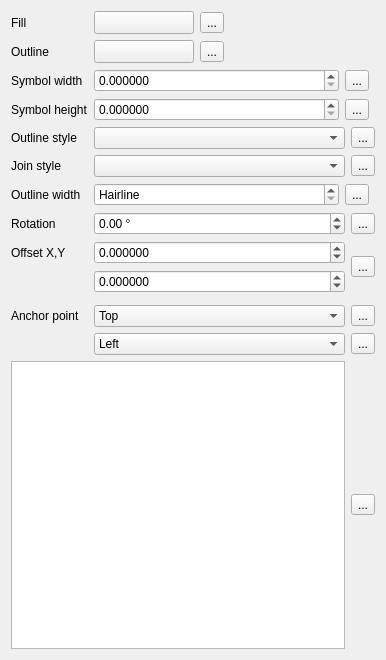
Old version of the form src/ui/symbollayer/widget_ellipse.ui in the repository qgis/QGIS.
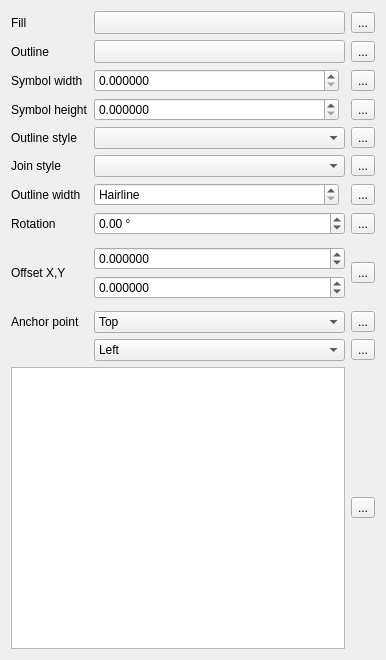
New version of the form. Custom widgets are drawn as their Qt base class.

Commit message:
[styledock] Better layouts for marker widgets
- Grid vs Form layouts
- Align DD buttons for better look

Patch:
```diff
--- a/src/ui/symbollayer/widget_ellipse.ui
+++ b/src/ui/symbollayer/widget_ellipse.ui
@@ -13,141 +13,7 @@
   <property name="windowTitle">
    <string>Form</string>
   </property>
-  <layout class="QFormLayout" name="formLayout">
-   <item row="0" column="0">
-    <widget class="QLabel" name="label_3">
-     <property name="sizePolicy">
-      <sizepolicy hsizetype="Maximum" vsizetype="Preferred">
-       <horstretch>0</horstretch>
-       <verstretch>0</verstretch>
-      </sizepolicy>
-     </property>
-     <property name="text">
-      <string>Fill</string>
-     </property>
-     <property name="buddy">
-      <cstring>btnChangeColorFill</cstring>
-     </property>
-    </widget>
-   </item>
-   <item row="0" column="1">
-    <layout class="QHBoxLayout" name="horizontalLayout_9">
-     <property name="topMargin">
-      <number>0</number>
-     </property>
-     <item>
-      <widget class="QgsColorButtonV2" name="btnChangeColorFill">
-       <property name="minimumSize">
-        <size>
-         <width>100</width>
-         <height>0</height>
-        </size>
-       </property>
-       <property name="maximumSize">
-        <size>
-         <width>100</width>
-         <height>16777215</height>
-        </size>
-       </property>
-       <property name="text">
-        <string/>
-       </property>
-      </widget>
-     </item>
-     <item>
-      <widget class="QgsDataDefinedButton" name="mFillColorDDBtn">
-       <property name="text">
-        <string>...</string>
-       </property>
-      </widget>
-     </item>
-     <item>
-      <spacer name="horizontalSpacer">
-       <property name="orientation">
-        <enum>Qt::Horizontal</enum>
-       </property>
-       <property name="sizeHint" stdset="0">
-        <size>
-         <width>40</width>
-         <height>20</height>
-        </size>
-       </property>
-      </spacer>
-     </item>
-    </layout>
-   </item>
-   <item row="1" column="0">
-    <widget class="QLabel" name="label">
-     <property name="sizePolicy">
-      <sizepolicy hsizetype="Maximum" vsizetype="Preferred">
-       <horstretch>0</horstretch>
-       <verstretch>0</verstretch>
-      </sizepolicy>
-     </property>
-     <property name="text">
-      <string>Outline</string>
-     </property>
-     <property name="buddy">
-      <cstring>btnChangeColorBorder</cstring>
-     </property>
-    </widget>
-   </item>
-   <item row="1" column="1">
-    <layout class="QHBoxLayout" name="horizontalLayout_12">
-     <property name="topMargin">
-      <number>0</number>
-     </property>
-     <item>
-      <widget class="QgsColorButtonV2" name="btnChangeColorBorder">
-       <property name="minimumSize">
-        <size>
-         <width>100</width>
-         <height>0</height>
-        </size>
-       </property>
-       <property name="maximumSize">
-        <size>
-         <width>100</width>
-         <height>16777215</height>
-        </size>
-       </property>
-       <property name="text">
-        <string/>
-       </property>
-      </widget>
-     </item>
-     <item>
-      <widget class="QgsDataDefinedButton" name="mBorderColorDDBtn">
-       <property name="text">
-        <string>...</string>
-       </property>
-      </widget>
-     </item>
-     <item>
-      <spacer name="horizontalSpacer_2">
-       <property name="orientation">
-        <enum>Qt::Horizontal</enum>
-       </property>
-       <property name="sizeHint" stdset="0">
-        <size>
-         <width>40</width>
-         <height>20</height>
-        </size>
-       </property>
-      </spacer>
-     </item>
-    </layout>
-   </item>
-   <item row="2" column="0">
-    <widget class="QLabel" name="mSymbolWidthLabel">
-     <property name="text">
-      <string>Symbol width</string>
-     </property>
-     <property name="buddy">
-      <cstring>mWidthSpinBox</cstring>
-     </property>
-    </widget>
-   </item>
+  <layout class="QGridLayout" name="gridLayout_2">
    <item row="2" column="1">
     <layout class="QHBoxLayout" name="horizontalLayout">
      <item>
@@ -172,13 +38,6 @@
        </property>
       </widget>
      </item>
-     <item>
-      <widget class="QgsDataDefinedButton" name="mSymbolWidthDDBtn">
-       <property name="text">
-        <string>...</string>
-       </property>
-      </widget>
-     </item>
      <item>
       <widget class="QgsUnitSelectionWidget" name="mSymbolWidthUnitWidget" native="true">
        <property name="minimumSize">
@@ -191,6 +50,62 @@
      </item>
     </layout>
    </item>
+   <item row="5" column="1">
+    <layout class="QHBoxLayout" name="horizontalLayout_7">
+     <item>
+      <widget class="QgsPenJoinStyleComboBox" name="cboJoinStyle"/>
+     </item>
+    </layout>
+   </item>
+   <item row="0" column="0">
+    <widget class="QLabel" name="label_3">
+     <property name="sizePolicy">
+      <sizepolicy hsizetype="Maximum" vsizetype="Preferred">
+       <horstretch>0</horstretch>
+       <verstretch>0</verstretch>
+      </sizepolicy>
+     </property>
+     <property name="text">
+      <string>Fill</string>
+     </property>
+     <property name="buddy">
+      <cstring>btnChangeColorFill</cstring>
+     </property>
+    </widget>
+   </item>
+   <item row="9" column="1">
+    <layout class="QHBoxLayout" name="horizontalLayout_13">
+     <item>
+      <widget class="QComboBox" name="mVerticalAnchorComboBox">
+       <item>
+        <property name="text">
+         <string>Top</string>
+        </property>
+       </item>
+       <item>
+        <property name="text">
+         <string>VCenter</string>
+        </property>
+       </item>
+       <item>
+        <property name="text">
+         <string>Bottom</string>
+        </property>
+       </item>
+      </widget>
+     </item>
+    </layout>
+   </item>
+   <item row="8" column="0">
+    <widget class="QLabel" name="label_5">
+     <property name="text">
+      <string>Offset X,Y</string>
+     </property>
+     <property name="buddy">
+      <cstring>spinOffsetX</cstring>
+     </property>
+    </widget>
+   </item>
    <item row="3" column="0">
     <widget class="QLabel" name="mSymbolHeightLabel">
      <property name="text">
@@ -201,10 +116,27 @@
      </property>
     </widget>
    </item>
-   <item row="3" column="1">
-    <layout class="QHBoxLayout" name="horizontalLayout_3">
-     <item>
-      <widget class="QgsDoubleSpinBox" name="mHeightSpinBox">
+   <item row="7" column="0">
+    <widget class="QLabel" name="mRotationLabel">
+     <property name="text">
+      <string>Rotation</string>
+     </property>
+     <property name="buddy">
+      <cstring>mRotationSpinBox</cstring>
+     </property>
+    </widget>
+   </item>
+   <item row="8" column="1">
+    <layout class="QGridLayout" name="gridLayout">
+     <item row="2" column="1" rowspan="2">
+      <layout class="QVBoxLayout" name="verticalLayout">
+       <property name="rightMargin">
+        <number>0</number>
+       </property>
+      </layout>
+     </item>
+     <item row="3" column="0">
+      <widget class="QgsDoubleSpinBox" name="spinOffsetX">
        <property name="sizePolicy">
         <sizepolicy hsizetype="Minimum" vsizetype="Fixed">
          <horstretch>1</horstretch>
@@ -214,6 +146,9 @@
        <property name="decimals">
         <number>6</number>
        </property>
+       <property name="minimum">
+        <double>-999999999.000000000000000</double>
+       </property>
        <property name="maximum">
         <double>999999999.000000000000000</double>
        </property>
@@ -225,15 +160,8 @@
        </property>
       </widget>
      </item>
-     <item>
-      <widget class="QgsDataDefinedButton" name="mSymbolHeightDDBtn">
-       <property name="text">
-        <string>...</string>
-       </property>
-      </widget>
-     </item>
-     <item>
-      <widget class="QgsUnitSelectionWidget" name="mSymbolHeightUnitWidget" native="true">
+     <item row="5" column="0">
+      <widget class="QgsUnitSelectionWidget" name="mOffsetUnitWidget" native="true">
        <property name="minimumSize">
         <size>
          <width>0</width>
@@ -242,12 +170,40 @@
        </property>
       </widget>
      </item>
+     <item row="4" column="0">
+      <widget class="QgsDoubleSpinBox" name="spinOffsetY">
+       <property name="sizePolicy">
+        <sizepolicy hsizetype="Minimum" vsizetype="Fixed">
+         <horstretch>1</horstretch>
+         <verstretch>0</verstretch>
+        </sizepolicy>
+       </property>
+       <property name="decimals">
+        <number>6</number>
+       </property>
+       <property name="minimum">
+        <double>-999999999.000000000000000</double>
+       </property>
+       <property name="maximum">
+        <double>999999999.000000000000000</double>
+       </property>
+       <property name="singleStep">
+        <double>0.200000000000000</double>
+       </property>
+      </widget>
+     </item>
     </layout>
    </item>
-   <item row="4" column="0">
-    <widget class="QLabel" name="mOutlineStyleLabel">
+   <item row="1" column="0">
+    <widget class="QLabel" name="label">
+     <property name="sizePolicy">
+      <sizepolicy hsizetype="Maximum" vsizetype="Preferred">
+       <horstretch>0</horstretch>
+       <verstretch>0</verstretch>
+      </sizepolicy>
+     </property>
      <property name="text">
-      <string>Outline style</string>
+      <string>Outline</string>
      </property>
      <property name="buddy">
       <cstring>mOutlineStyleComboBox</cstring>
@@ -259,37 +215,6 @@
      <item>
       <widget class="QgsPenStyleComboBox" name="mOutlineStyleComboBox"/>
      </item>
-     <item>
-      <widget class="QgsDataDefinedButton" name="mOutlineStyleDDBtn">
-       <property name="text">
-        <string>...</string>
-       </property>
-      </widget>
-     </item>
-    </layout>
-   </item>
-   <item row="5" column="0">
-    <widget class="QLabel" name="label_8">
-     <property name="text">
-      <string>Join style</string>
-     </property>
-     <property name="alignment">
-      <set>Qt::AlignLeading|Qt::AlignLeft|Qt::AlignVCenter</set>
-     </property>
-    </widget>
-   </item>
-   <item row="5" column="1">
-    <layout class="QHBoxLayout" name="horizontalLayout_7">
-     <item>
-      <widget class="QgsPenJoinStyleComboBox" name="cboJoinStyle"/>
-     </item>
-     <item>
-      <widget class="QgsDataDefinedButton" name="mJoinStyleDDBtn">
-       <property name="text">
-        <string>...</string>
-       </property>
-      </widget>
-     </item>
     </layout>
    </item>
    <item row="6" column="0">
@@ -302,62 +227,6 @@
      </property>
     </widget>
    </item>
-   <item row="6" column="1">
-    <layout class="QHBoxLayout" name="horizontalLayout_2">
-     <item>
-      <widget class="QgsDoubleSpinBox" name="mOutlineWidthSpinBox">
-       <property name="sizePolicy">
-        <sizepolicy hsizetype="Minimum" vsizetype="Fixed">
-         <horstretch>1</horstretch>
-         <verstretch>0</verstretch>
-        </sizepolicy>
-       </property>
-       <property name="specialValueText">
-        <string>Hairline</string>
-       </property>
-       <property name="decimals">
-        <number>6</number>
-       </property>
-       <property name="maximum">
-        <double>999999999.999999046325684</double>
-       </property>
-       <property name="singleStep">
-        <double>0.200000000000000</double>
-       </property>
-       <property name="showClearButton" stdset="0">
-        <bool>true</bool>
-       </property>
-      </widget>
-     </item>
-     <item>
-      <widget class="QgsDataDefinedButton" name="mOutlineWidthDDBtn">
-       <property name="text">
-        <string>...</string>
-       </property>
-      </widget>
-     </item>
-     <item>
-      <widget class="QgsUnitSelectionWidget" name="mOutlineWidthUnitWidget" native="true">
-       <property name="minimumSize">
-        <size>
-         <width>0</width>
-         <height>0</height>
-        </size>
-       </property>
-      </widget>
-     </item>
-    </layout>
-   </item>
-   <item row="7" column="0">
-    <widget class="QLabel" name="mRotationLabel">
-     <property name="text">
-      <string>Rotation</string>
-     </property>
-     <property name="buddy">
-      <cstring>mRotationSpinBox</cstring>
-     </property>
-    </widget>
-   </item>
    <item row="7" column="1">
     <layout class="QHBoxLayout" name="horizontalLayout_10">
      <item>
@@ -376,165 +245,6 @@
        </property>
       </widget>
      </item>
-     <item>
-      <widget class="QgsDataDefinedButton" name="mRotationDDBtn">
-       <property name="text">
-        <string>...</string>
-       </property>
-      </widget>
-     </item>
-    </layout>
-   </item>
-   <item row="8" column="0">
-    <widget class="QLabel" name="label_5">
-     <property name="text">
-      <string>Offset X,Y</string>
-     </property>
-     <property name="buddy">
-      <cstring>spinOffsetX</cstring>
-     </property>
-    </widget>
-   </item>
-   <item row="8" column="1">
-    <layout class="QGridLayout" name="gridLayout">
-     <item row="4" column="0">
-      <widget class="QgsUnitSelectionWidget" name="mOffsetUnitWidget" native="true">
-       <property name="minimumSize">
-        <size>
-         <width>0</width>
-         <height>0</height>
-        </size>
-       </property>
-      </widget>
-     </item>
-     <item row="2" column="0">
-      <widget class="QgsDoubleSpinBox" name="spinOffsetY">
-       <property name="sizePolicy">
-        <sizepolicy hsizetype="Minimum" vsizetype="Fixed">
-         <horstretch>1</horstretch>
-         <verstretch>0</verstretch>
-        </sizepolicy>
-       </property>
-       <property name="decimals">
-        <number>6</number>
-       </property>
-       <property name="minimum">
-        <double>-999999999.000000000000000</double>
-       </property>
-       <property name="maximum">
-        <double>999999999.000000000000000</double>
-       </property>
-       <property name="singleStep">
-        <double>0.200000000000000</double>
-       </property>
-      </widget>
-     </item>
-     <item row="3" column="0">
-      <widget class="QgsDoubleSpinBox" name="spinOffsetX">
-       <property name="sizePolicy">
-        <sizepolicy hsizetype="Minimum" vsizetype="Fixed">
-         <horstretch>1</horstretch>
-         <verstretch>0</verstretch>
-        </sizepolicy>
-       </property>
-       <property name="decimals">
-        <number>6</number>
-       </property>
-       <property name="minimum">
-        <double>-999999999.000000000000000</double>
-       </property>
-       <property name="maximum">
-        <double>999999999.000000000000000</double>
-       </property>
-       <property name="singleStep">
-        <double>0.200000000000000</double>
-       </property>
-      </widget>
-     </item>
-     <item row="2" column="1" rowspan="2">
-      <layout class="QVBoxLayout" name="verticalLayout">
-       <property name="rightMargin">
-        <number>0</number>
-       </property>
-       <item>
-        <widget class="QgsDataDefinedButton" name="mOffsetDDBtn">
-         <property name="text">
-          <string>...</string>
-         </property>
-        </widget>
-       </item>
-      </layout>
-     </item>
-    </layout>
-   </item>
-   <item row="9" column="0">
-    <widget class="QLabel" name="mAnchorPointLabel">
-     <property name="text">
-      <string>Anchor point</string>
-     </property>
-     <property name="buddy">
-      <cstring>mHorizontalAnchorComboBox</cstring>
-     </property>
-    </widget>
-   </item>
-   <item row="9" column="1">
-    <layout class="QHBoxLayout" name="horizontalLayout_13">
-     <item>
-      <widget class="QComboBox" name="mVerticalAnchorComboBox">
-       <item>
-        <property name="text">
-         <string>Top</string>
-        </property>
-       </item>
-       <item>
-        <property name="text">
-         <string>VCenter</string>
-        </property>
-       </item>
-       <item>
-        <property name="text">
-         <string>Bottom</string>
-        </property>
-       </item>
-      </widget>
-     </item>
-     <item>
-      <widget class="QgsDataDefinedButton" name="mVerticalAnchorDDBtn">
-       <property name="text">
-        <string>...</string>
-       </property>
-      </widget>
-     </item>
-    </layout>
-   </item>
-   <item row="10" column="1">
-    <layout class="QHBoxLayout" name="horizontalLayout_14">
-     <item>
-      <widget class="QComboBox" name="mHorizontalAnchorComboBox">
-       <item>
-        <property name="text">
-         <string>Left</string>
-        </property>
-       </item>
-       <item>
-        <property name="text">
-         <string>HCenter</string>
-        </property>
-       </item>
-       <item>
-        <property name="text">
-         <string>Right</string>
-        </property>
-       </item>
-      </widget>
-     </item>
-     <item>
-      <widget class="QgsDataDefinedButton" name="mHorizontalAnchorDDBtn">
-       <property name="text">
-        <string>...</string>
-       </property>
-      </widget>
-     </item>
     </layout>
    </item>
    <item row="11" column="0" colspan="2">
@@ -585,18 +295,303 @@
        </property>
       </widget>
      </item>
+    </layout>
+   </item>
+   <item row="10" column="1">
+    <layout class="QHBoxLayout" name="horizontalLayout_14">
      <item>
-      <widget class="QgsDataDefinedButton" name="mShapeDDBtn">
+      <widget class="QComboBox" name="mHorizontalAnchorComboBox">
+       <item>
+        <property name="text">
+         <string>Left</string>
+        </property>
+       </item>
+       <item>
+        <property name="text">
+         <string>HCenter</string>
+        </property>
+       </item>
+       <item>
+        <property name="text">
+         <string>Right</string>
+        </property>
+       </item>
+      </widget>
+     </item>
+    </layout>
+   </item>
+   <item row="9" column="0">
+    <widget class="QLabel" name="mAnchorPointLabel">
+     <property name="text">
+      <string>Anchor point</string>
+     </property>
+     <property name="buddy">
+      <cstring>mHorizontalAnchorComboBox</cstring>
+     </property>
+    </widget>
+   </item>
+   <item row="5" column="0">
+    <widget class="QLabel" name="label_8">
+     <property name="text">
+      <string>Join style</string>
+     </property>
+     <property name="alignment">
+      <set>Qt::AlignLeading|Qt::AlignLeft|Qt::AlignVCenter</set>
+     </property>
+    </widget>
+   </item>
+   <item row="0" column="1">
+    <layout class="QHBoxLayout" name="horizontalLayout_9">
+     <property name="topMargin">
+      <number>0</number>
+     </property>
+     <item>
+      <widget class="QgsColorButtonV2" name="btnChangeColorFill">
+       <property name="sizePolicy">
+        <sizepolicy hsizetype="Expanding" vsizetype="Fixed">
+         <horstretch>0</horstretch>
+         <verstretch>0</verstretch>
+        </sizepolicy>
+       </property>
+       <property name="minimumSize">
+        <size>
+         <width>100</width>
+         <height>0</height>
+        </size>
+       </property>
+       <property name="maximumSize">
+        <size>
+         <width>16777215</width>
+         <height>16777215</height>
+        </size>
+       </property>
        <property name="text">
-        <string>...</string>
+        <string/>
        </property>
       </widget>
      </item>
     </layout>
    </item>
+   <item row="2" column="0">
+    <widget class="QLabel" name="mSymbolWidthLabel">
+     <property name="text">
+      <string>Symbol width</string>
+     </property>
+     <property name="buddy">
+      <cstring>mWidthSpinBox</cstring>
+     </property>
+    </widget>
+   </item>
+   <item row="6" column="1">
+    <layout class="QHBoxLayout" name="horizontalLayout_2">
+     <item>
+      <widget class="QgsDoubleSpinBox" name="mOutlineWidthSpinBox">
+       <property name="sizePolicy">
+        <sizepolicy hsizetype="Minimum" vsizetype="Fixed">
+         <horstretch>1</horstretch>
+         <verstretch>0</verstretch>
+        </sizepolicy>
+       </property>
+       <property name="specialValueText">
+        <string>Hairline</string>
+       </property>
+       <property name="decimals">
+        <number>6</number>
+       </property>
+       <property name="maximum">
+        <double>999999999.999999046325684</double>
+       </property>
+       <property name="singleStep">
+        <double>0.200000000000000</double>
+       </property>
+       <property name="showClearButton" stdset="0">
+        <bool>true</bool>
+       </property>
+      </widget>
+     </item>
+     <item>
+      <widget class="QgsUnitSelectionWidget" name="mOutlineWidthUnitWidget" native="true">
+       <property name="minimumSize">
+        <size>
+         <width>0</width>
+         <height>0</height>
+        </size>
+       </property>
+      </widget>
+     </item>
+    </layout>
+   </item>
+   <item row="1" column="1">
+    <layout class="QHBoxLayout" name="horizontalLayout_12">
+     <property name="topMargin">
+      <number>0</number>
+     </property>
+     <item>
+      <widget class="QgsColorButtonV2" name="btnChangeColorBorder">
+       <property name="sizePolicy">
+        <sizepolicy hsizetype="Expanding" vsizetype="Fixed">
+         <horstretch>0</horstretch>
+         <verstretch>0</verstretch>
+        </sizepolicy>
+       </property>
+       <property name="minimumSize">
+        <size>
+         <width>100</width>
+         <height>0</height>
+        </size>
+       </property>
+       <property name="maximumSize">
+        <size>
+         <width>16777215</width>
+         <height>16777215</height>
+        </size>
+       </property>
+       <property name="text">
+        <string/>
+       </property>
+      </widget>
+     </item>
+    </layout>
+   </item>
+   <item row="4" column="0">
+    <widget class="QLabel" name="mOutlineStyleLabel">
+     <property name="text">
+      <string>Outline style</string>
+     </property>
+     <property name="buddy">
+      <cstring>mOutlineStyleComboBox</cstring>
+     </property>
+    </widget>
+   </item>
+   <item row="3" column="1">
+    <layout class="QHBoxLayout" name="horizontalLayout_3">
+     <item>
+      <widget class="QgsDoubleSpinBox" name="mHeightSpinBox">
+       <property name="sizePolicy">
+        <sizepolicy hsizetype="Minimum" vsizetype="Fixed">
+         <horstretch>1</horstretch>
+         <verstretch>0</verstretch>
+        </sizepolicy>
+       </property>
+       <property name="decimals">
+        <number>6</number>
+       </property>
+       <property name="maximum">
+        <double>999999999.000000000000000</double>
+       </property>
+       <property name="singleStep">
+        <double>0.200000000000000</double>
+       </property>
+       <property name="showClearButton" stdset="0">
+        <bool>false</bool>
+       </property>
+      </widget>
+     </item>
+     <item>
+      <widget class="QgsUnitSelectionWidget" name="mSymbolHeightUnitWidget" native="true">
+       <property name="minimumSize">
+        <size>
+         <width>0</width>
+         <height>0</height>
+        </size>
+       </property>
+      </widget>
+     </item>
+    </layout>
+   </item>
+   <item row="0" column="2">
+    <widget class="QgsDataDefinedButton" name="mFillColorDDBtn">
+     <property name="text">
+      <string>...</string>
+     </property>
+    </widget>
+   </item>
+   <item row="1" column="2">
+    <widget class="QgsDataDefinedButton" name="mBorderColorDDBtn">
+     <property name="text">
+      <string>...</string>
+     </property>
+    </widget>
+   </item>
+   <item row="2" column="2">
+    <widget class="QgsDataDefinedButton" name="mSymbolWidthDDBtn">
+     <property name="text">
+      <string>...</string>
+     </property>
+    </widget>
+   </item>
+   <item row="3" column="2">
+    <widget class="QgsDataDefinedButton" name="mSymbolHeightDDBtn">
+     <property name="text">
+      <string>...</string>
+     </property>
+    </widget>
+   </item>
+   <item row="4" column="2">
+    <widget class="QgsDataDefinedButton" name="mOutlineStyleDDBtn">
+     <property name="text">
+      <string>...</string>
+     </property>
+    </widget>
+   </item>
+   <item row="5" column="2">
+    <widget class="QgsDataDefinedButton" name="mJoinStyleDDBtn">
+     <property name="text">
+      <string>...</string>
+     </property>
+    </widget>
+   </item>
+   <item row="6" column="2">
+    <widget class="QgsDataDefinedButton" name="mOutlineWidthDDBtn">
+     <property name="text">
+      <string>...</string>
+     </property>
+    </widget>
+   </item>
+   <item row="7" column="2">
+    <widget class="QgsDataDefinedButton" name="mRotationDDBtn">
+     <property name="text">
+      <string>...</string>
+     </property>
+    </widget>
+   </item>
+   <item row="8" column="2">
+    <widget class="QgsDataDefinedButton" name="mOffsetDDBtn">
+     <property name="text">
+      <string>...</string>
+     </property>
+    </widget>
+   </item>
+   <item row="9" column="2">
+    <widget class="QgsDataDefinedButton" name="mVerticalAnchorDDBtn">
+     <property name="text">
+      <string>...</string>
+     </property>
+    </widget>
+   </item>
+   <item row="10" column="2">
+    <widget class="QgsDataDefinedButton" name="mHorizontalAnchorDDBtn">
+     <property name="text">
+      <string>...</string>
+     </property>
+    </widget>
+   </item>
+   <item row="11" column="2">
+    <widget class="QgsDataDefinedButton" name="mShapeDDBtn">
+     <property name="text">
+      <string>...</string>
+     </property>
+    </widget>
+   </item>
   </layout>
  </widget>
  <customwidgets>
+  <customwidget>
+   <class>QgsColorButtonV2</class>
+   <extends>QToolButton</extends>
+   <header>qgscolorbuttonv2.h</header>
+   <container>1</container>
+  </customwidget>
   <customwidget>
    <class>QgsDataDefinedButton</class>
    <extends>QToolButton</extends>
@@ -613,12 +608,6 @@
    <header>qgsunitselectionwidget.h</header>
    <container>1</container>
   </customwidget>
-  <customwidget>
-   <class>QgsColorButtonV2</class>
-   <extends>QToolButton</extends>
-   <header>qgscolorbuttonv2.h</header>
-   <container>1</container>
-  </customwidget>
   <customwidget>
    <class>QgsPenJoinStyleComboBox</class>
    <extends>QComboBox</extends>
```
Left out of the diff: 15 changed lines with no effect on the pictures. The commit also changes 4 other files.
